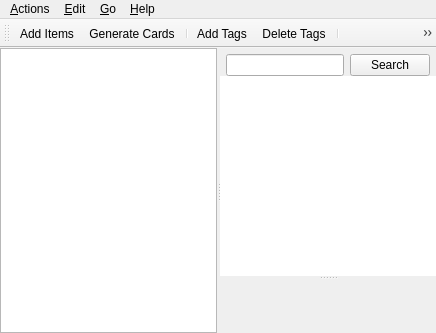
Qt form designer/browser.ui (ankitects/anki) before a commit.
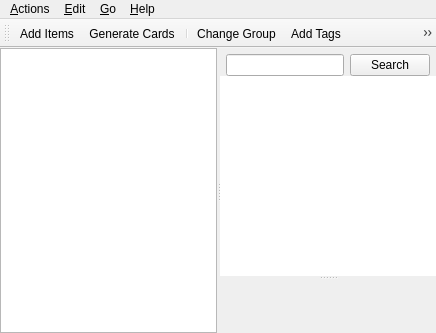
The same form after that commit. Icons and pictures are not drawn.

Commit message: add group field; instead of silently changing sort criteria, warn user

Diff of the .ui file:
```diff
--- a/designer/browser.ui
+++ b/designer/browser.ui
@@ -268,6 +268,7 @@
    <addaction name="actionAddItems"/>
    <addaction name="actionAddCards"/>
    <addaction name="separator"/>
+   <addaction name="actionChangeGroup"/>
    <addaction name="actionAddTag"/>
    <addaction name="actionDeleteTag"/>
    <addaction name="separator"/>
@@ -570,6 +571,15 @@
     <string>Find &amp;Duplicates...</string>
    </property>
   </action>
+  <action name="actionChangeGroup">
+   <property name="icon">
+    <iconset resource="icons.qrc">
+     <normaloff>:/icons/stock_group.png</normaloff>:/icons/stock_group.png</iconset>
+   </property>
+   <property name="text">
+    <string>Change Group</string>
+   </property>
+  </action>
  </widget>
  <resources>
   <include location="icons.qrc"/>
```
The commit also changes 1 other file.
